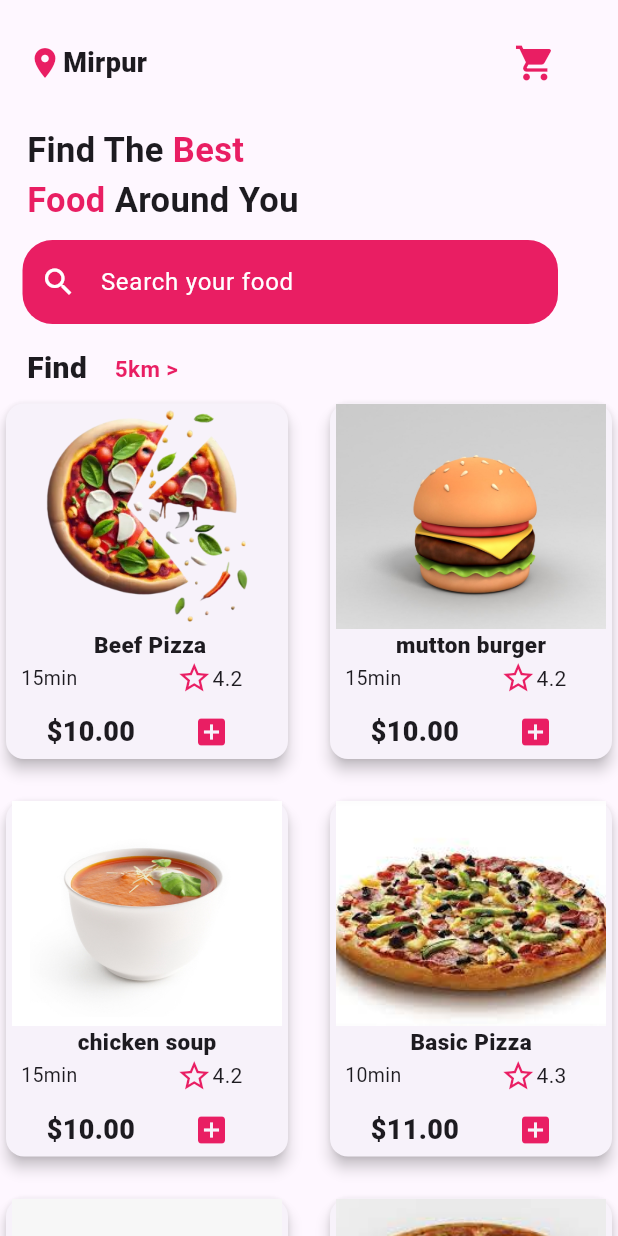
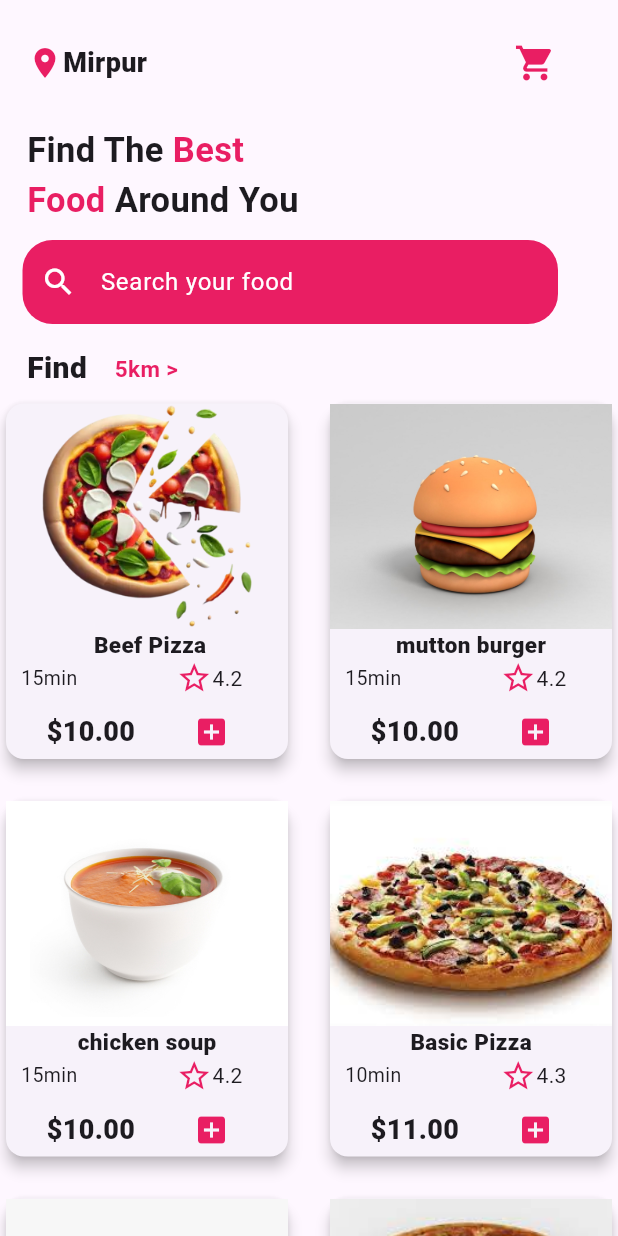
Before and after one commit to sohasara/food-delivery-App, a Flutter app: the HomeScreen screen opened directly, on a phone screen of 412 x 824 dp. Run offline on Flutter 3.47's test engine with Material 3 defaults, Android fonts, the phone set to English and light mode, and no system bars.

Commit message:
width change

```diff
--- a/lib/screens/food_card.dart
+++ b/lib/screens/food_card.dart
@@ -33,7 +33,7 @@ class FoodCard extends StatelessWidget {
             children: [
               SizedBox(
                 height: 150,
-                width: 180,
+                width: 200,
                 child: Image.asset(
                   url,
                   fit: BoxFit.cover,
```
